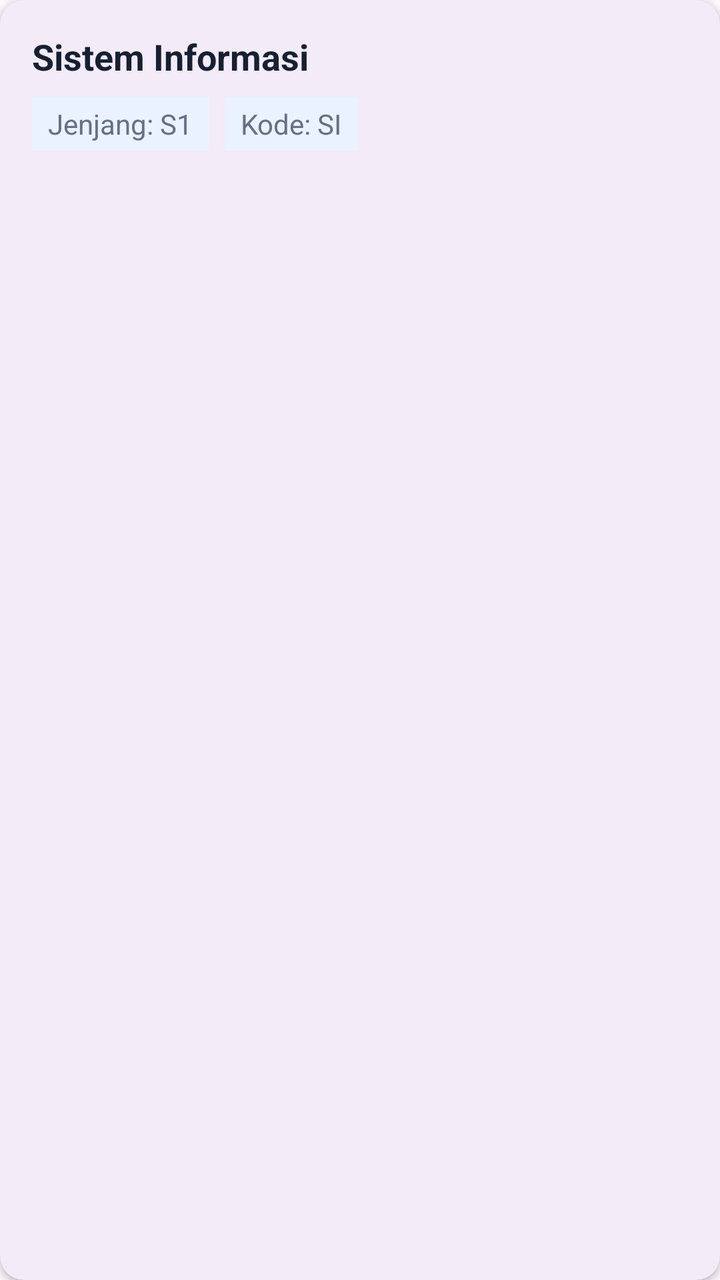
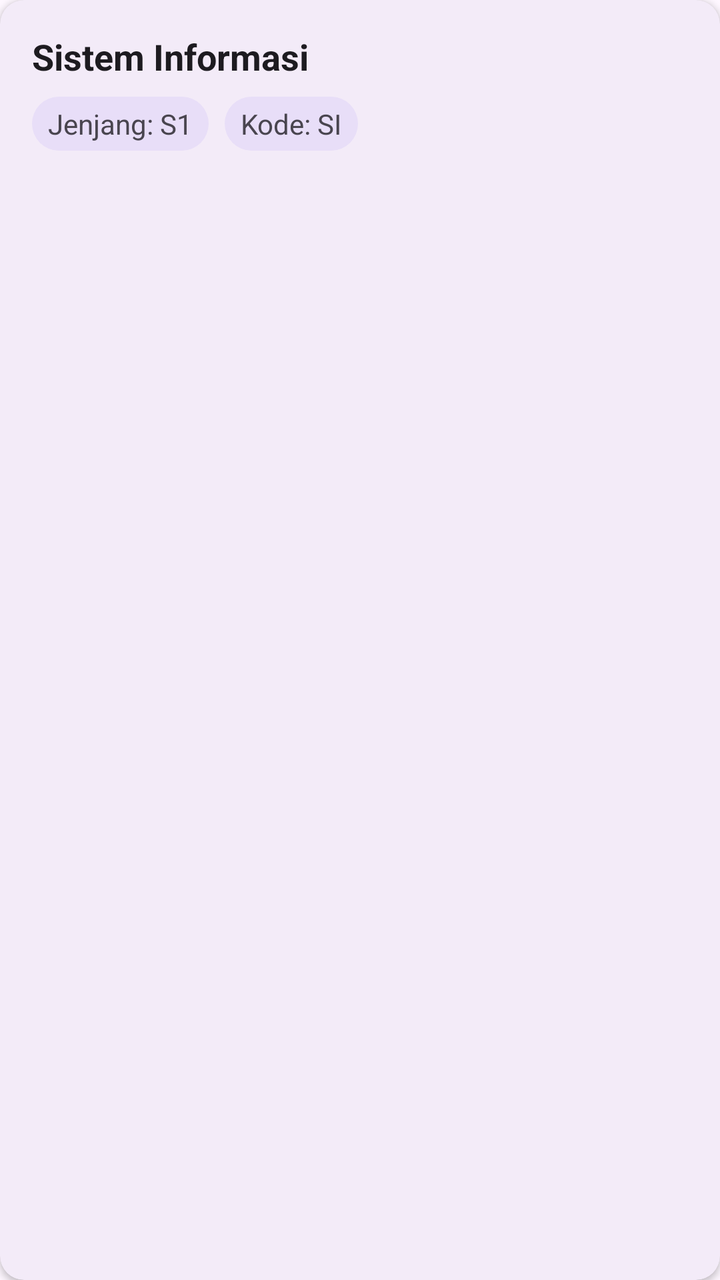

An Android layout rendered at two revisions. The XML below is the earlier revision; the diff shows what the commit changed to produce the second picture.
<!-- AndroidManifest.xml: application theme Theme.ProjectFarrelMobileProgramming -->
<!-- res/layout/item_prodi.xml -->
<?xml version="1.0" encoding="utf-8"?>
<com.google.android.material.card.MaterialCardView 
    xmlns:android="http://schemas.android.com/apk/res/android"
    xmlns:app="http://schemas.android.com/apk/res-auto"
    android:layout_width="match_parent"
    android:layout_height="wrap_content"
    android:layout_margin="8dp"
    app:cardCornerRadius="12dp"
    app:cardElevation="2dp"
    app:strokeWidth="0dp">

    <LinearLayout
        android:layout_width="match_parent"
        android:layout_height="wrap_content"
        android:orientation="vertical"
        android:padding="16dp">

        <TextView
            android:id="@+id/tvNamaProdi"
            android:layout_width="wrap_content"
            android:layout_height="wrap_content"
            android:text="Sistem Informasi"
            android:textSize="18sp"
            android:textStyle="bold"
            android:textColor="#172033" />

        <LinearLayout
            android:layout_width="match_parent"
            android:layout_height="wrap_content"
            android:orientation="horizontal"
            android:layout_marginTop="8dp">
            
            <TextView
                android:id="@+id/tvJenjang"
                android:layout_width="wrap_content"
                android:layout_height="wrap_content"
                android:text="Jenjang: S1"
                android:textColor="#667085"
                android:textSize="14sp"
                android:background="#EAF2FF"
                android:paddingHorizontal="8dp"
                android:paddingVertical="4dp" />

            <TextView
                android:id="@+id/tvKodeProdi"
                android:layout_width="wrap_content"
                android:layout_height="wrap_content"
                android:text="Kode: SI"
                android:textColor="#667085"
                android:textSize="14sp"
                android:layout_marginStart="8dp"
                android:background="#EAF2FF"
                android:paddingHorizontal="8dp"
                android:paddingVertical="4dp" />
        </LinearLayout>

    </LinearLayout>
</com.google.android.material.card.MaterialCardView>
<!-- resources referenced by this layout -->
<resources>
  <style name="Theme.ProjectFarrelMobileProgramming" parent="Base.Theme.ProjectFarrelMobileProgramming" />
  <style name="Base.Theme.ProjectFarrelMobileProgramming" parent="Theme.Material3.DayNight.NoActionBar">
          
          
      </style>
</resources>

<!-- the commit's change to res/layout/item_prodi.xml (unified diff, before → after) -->
@@ -19,10 +19,10 @@
             android:id="@+id/tvNamaProdi"
             android:layout_width="wrap_content"
             android:layout_height="wrap_content"
-            android:text="Sistem Informasi"
+            android:text="@string/ui_sistem_informasi_58"
             android:textSize="18sp"
             android:textStyle="bold"
-            android:textColor="#172033" />
+            android:textColor="?attr/colorOnSurface" />
 
         <LinearLayout
             android:layout_width="match_parent"
@@ -34,10 +34,10 @@
                 android:id="@+id/tvJenjang"
                 android:layout_width="wrap_content"
                 android:layout_height="wrap_content"
-                android:text="Jenjang: S1"
-                android:textColor="#667085"
+                android:text="@string/ui_jenjang_s1_59"
+                android:textColor="?attr/colorOnSurfaceVariant"
                 android:textSize="14sp"
-                android:background="#EAF2FF"
+                android:background="@drawable/bg_pill"
                 android:paddingHorizontal="8dp"
                 android:paddingVertical="4dp" />
 
@@ -45,11 +45,11 @@
                 android:id="@+id/tvKodeProdi"
                 android:layout_width="wrap_content"
                 android:layout_height="wrap_content"
-                android:text="Kode: SI"
-                android:textColor="#667085"
+                android:text="@string/ui_kode_si_60"
+                android:textColor="?attr/colorOnSurfaceVariant"
                 android:textSize="14sp"
                 android:layout_marginStart="8dp"
-                android:background="#EAF2FF"
+                android:background="@drawable/bg_pill"
                 android:paddingHorizontal="8dp"
                 android:paddingVertical="4dp" />
         </LinearLayout>
<!-- resource entries referenced after the edit -->
@@ -1,5 +1,15 @@
 <!-- resources referenced by this layout -->
 <resources>
+  <!-- drawable bg_pill (drawable) -->
+  <?xml version="1.0" encoding="utf-8"?>
+  <shape xmlns:android="http://schemas.android.com/apk/res/android"
+      android:shape="rectangle">
+      <solid android:color="?attr/colorSecondaryContainer" />
+      <corners android:radius="16dp" />
+  </shape>
+  <string name="ui_jenjang_s1_59">Jenjang: S1</string>
+  <string name="ui_kode_si_60">Kode: SI</string>
+  <string name="ui_sistem_informasi_58">Sistem Informasi</string>
   <style name="Theme.ProjectFarrelMobileProgramming" parent="Base.Theme.ProjectFarrelMobileProgramming" />
   <style name="Base.Theme.ProjectFarrelMobileProgramming" parent="Theme.Material3.DayNight.NoActionBar">
           
